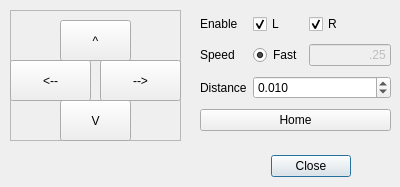
mschafer/foamcut, file gui/movedialog.ui: the form before one commit.
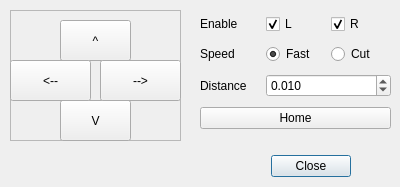
The form after the commit. Custom widgets are drawn as their Qt base class.

What changed in the file:
```diff
--- a/gui/movedialog.ui
+++ b/gui/movedialog.ui
@@ -166,22 +166,6 @@
       </property>
      </widget>
     </item>
-    <item row="1" column="2">
-     <widget class="QLineEdit" name="speed_edit">
-      <property name="enabled">
-       <bool>false</bool>
-      </property>
-      <property name="focusPolicy">
-       <enum>Qt::TabFocus</enum>
-      </property>
-      <property name="text">
-       <string>.25</string>
-      </property>
-      <property name="alignment">
-       <set>Qt::AlignRight|Qt::AlignTrailing|Qt::AlignVCenter</set>
-      </property>
-     </widget>
-    </item>
     <item row="1" column="0">
      <widget class="QLabel" name="label_14">
       <property name="text">
@@ -272,6 +256,19 @@
       </property>
      </widget>
     </item>
+    <item row="1" column="2">
+     <widget class="QRadioButton" name="cut_speed_radio">
+      <property name="focusPolicy">
+       <enum>Qt::TabFocus</enum>
+      </property>
+      <property name="text">
+       <string>Cut</string>
+      </property>
+      <property name="checked">
+       <bool>false</bool>
+      </property>
+     </widget>
+    </item>
    </layout>
   </widget>
  </widget>
```
Left out of the diff: 5 changed lines with no effect on the pictures.
